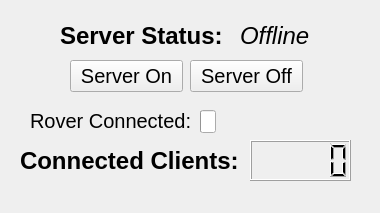
This is RoverControlServer/mainwindow.ui in cal-roboops/F2017_Decal as Qt 5 draws it before an edit. The edited form follows.
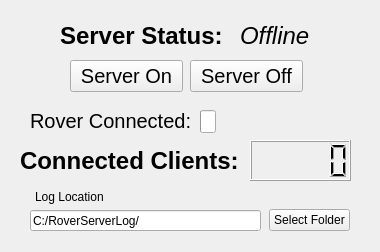
This is the edited form.

```diff
--- a/RoverControlServer/mainwindow.ui
+++ b/RoverControlServer/mainwindow.ui
@@ -7,7 +7,7 @@
     <x>0</x>
     <y>0</y>
     <width>380</width>
-    <height>213</height>
+    <height>252</height>
    </rect>
   </property>
   <property name="windowTitle">
@@ -166,6 +166,45 @@
      <bool>false</bool>
     </property>
    </widget>
+   <widget class="QLineEdit" name="serverLogLoc_Edit">
+    <property name="geometry">
+     <rect>
+      <x>30</x>
+      <y>210</y>
+      <width>231</width>
+      <height>21</height>
+     </rect>
+    </property>
+    <property name="text">
+     <string>C:/RoverServerLog/</string>
+    </property>
+   </widget>
+   <widget class="QLabel" name="serverLogLoc_Label">
+    <property name="geometry">
+     <rect>
+      <x>35</x>
+      <y>187</y>
+      <width>81</width>
+      <height>20</height>
+     </rect>
+    </property>
+    <property name="text">
+     <string>Log Location</string>
+    </property>
+   </widget>
+   <widget class="QPushButton" name="serverLogLoc_button">
+    <property name="geometry">
+     <rect>
+      <x>269</x>
+      <y>209</y>
+      <width>81</width>
+      <height>22</height>
+     </rect>
+    </property>
+    <property name="text">
+     <string>Select Folder</string>
+    </property>
+   </widget>
   </widget>
  </widget>
  <layoutdefault spacing="6" margin="11"/>
```
